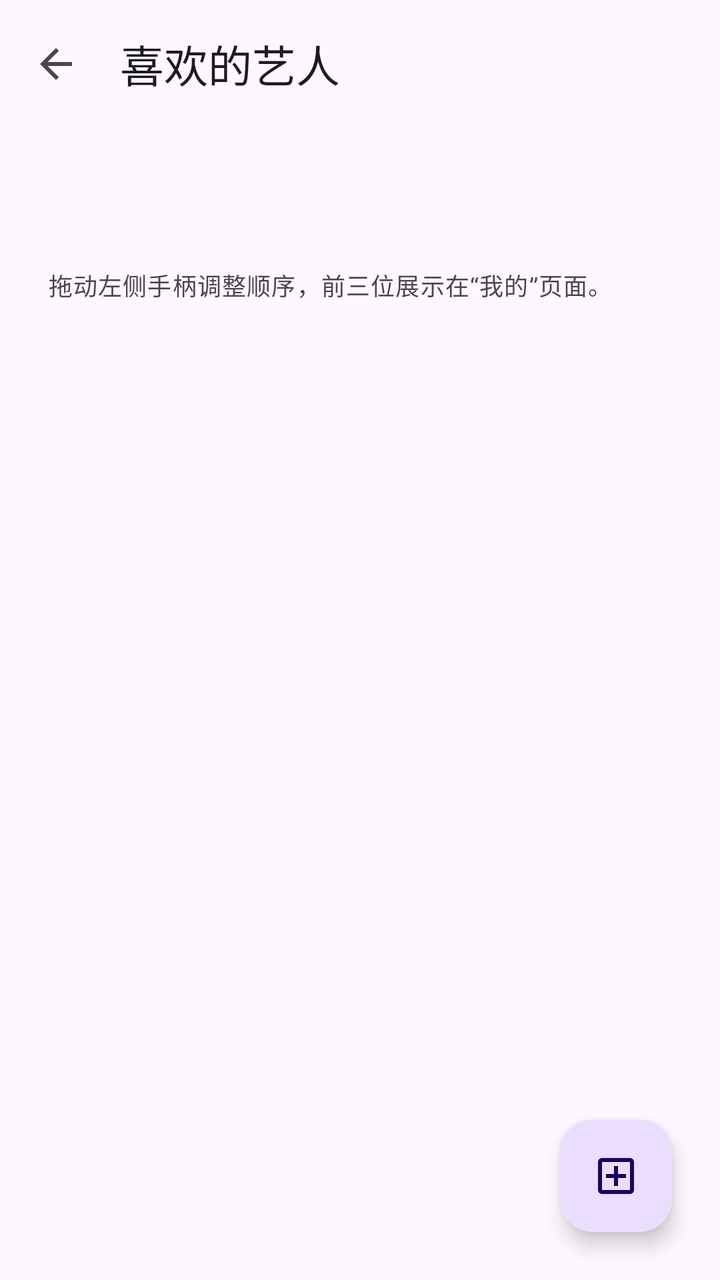
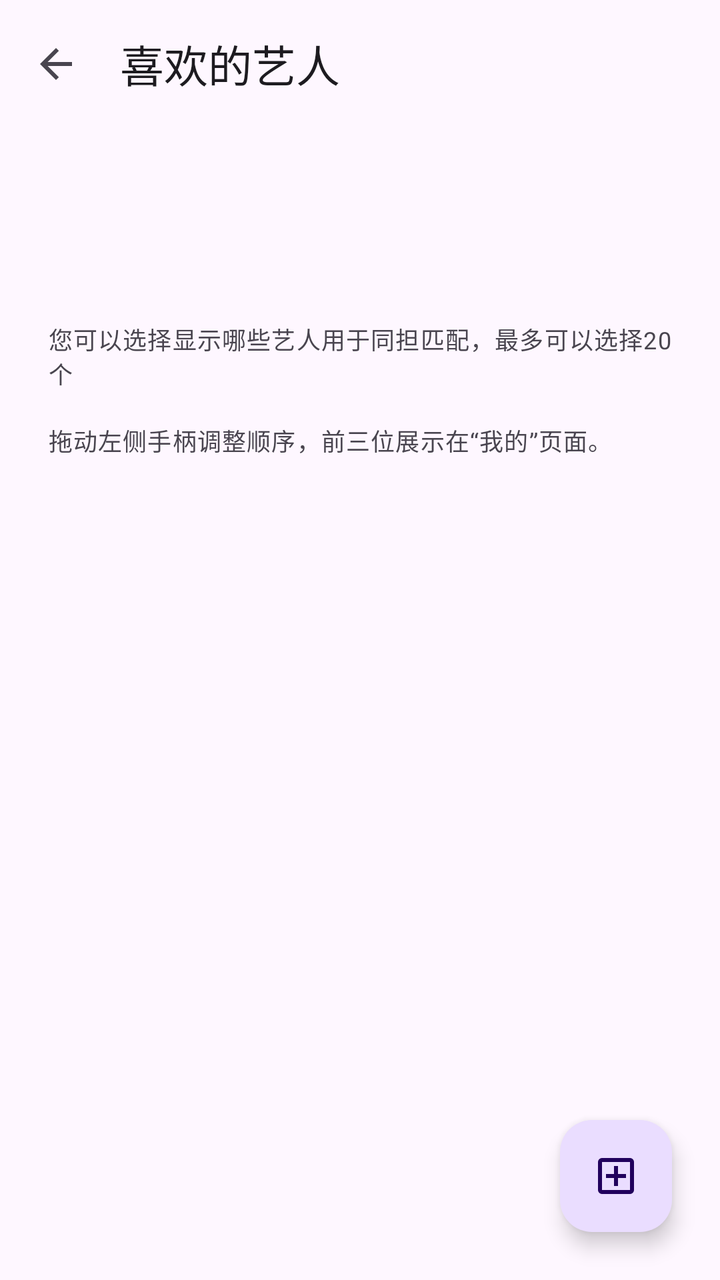

The first picture is an Android layout as it rendered before a commit; the second is the same layout after the commit. The layout source and the unified diff follow.
<!-- AndroidManifest.xml: application theme Theme.RecordMyLive -->
<!-- res/layout/fragment_favorite_artists.xml -->
<?xml version="1.0" encoding="utf-8"?>
<androidx.coordinatorlayout.widget.CoordinatorLayout xmlns:android="http://schemas.android.com/apk/res/android" xmlns:app="http://schemas.android.com/apk/res-auto"
    android:layout_width="match_parent" android:layout_height="match_parent" android:background="?attr/colorSurface">
    <LinearLayout android:layout_width="match_parent" android:layout_height="match_parent" android:orientation="vertical">
        <com.google.android.material.appbar.MaterialToolbar android:id="@+id/toolbar"
            style="@style/Widget.Material3.Toolbar" android:layout_width="match_parent" android:layout_height="?attr/actionBarSize"
            app:navigationIcon="@drawable/baseline_arrow_back_24px" app:navigationContentDescription="@string/favorite_artists_back" app:title="@string/favorite_artists" />
        <TextView android:id="@+id/artist_count" android:layout_width="match_parent" android:layout_height="wrap_content"
            android:padding="24dp" android:accessibilityHeading="true" android:textAppearance="?attr/textAppearanceTitleMedium" />
        <TextView android:id="@+id/empty" android:layout_width="match_parent" android:layout_height="wrap_content"
            android:paddingHorizontal="24dp" android:paddingBottom="24dp" android:text="@string/favorite_artists_empty"
            android:textAppearance="?attr/textAppearanceBodyMedium" android:textColor="?attr/colorOnSurfaceVariant" android:visibility="gone" />
        <TextView android:layout_width="match_parent" android:layout_height="wrap_content"
            android:paddingHorizontal="24dp" android:paddingBottom="16dp"
            android:text="@string/favorite_artists_reorder_hint"
            android:textAppearance="?attr/textAppearanceBodySmall" android:textColor="?attr/colorOnSurfaceVariant" />
        <androidx.recyclerview.widget.RecyclerView android:id="@+id/artist_list" android:layout_width="match_parent"
            android:layout_height="0dp" android:layout_weight="1" android:clipToPadding="false" android:paddingHorizontal="16dp" android:paddingBottom="96dp" />
    </LinearLayout>
    <com.google.android.material.floatingactionbutton.ExtendedFloatingActionButton android:id="@+id/add_artist"
        style="@style/Widget.Material3.ExtendedFloatingActionButton.Icon.Primary"
        android:layout_width="wrap_content" android:layout_height="wrap_content" android:layout_gravity="bottom|end"
        android:layout_margin="24dp" app:icon="@drawable/baseline_add_box_24px" />
</androidx.coordinatorlayout.widget.CoordinatorLayout>
<!-- resources referenced by this layout -->
<resources>
  <!-- drawable baseline_add_box_24px (drawable) -->
  <vector xmlns:android="http://schemas.android.com/apk/res/android"
      android:width="24dp"
      android:height="24dp"
      android:viewportWidth="960"
      android:viewportHeight="960"
      android:tint="?attr/colorControlNormal">
    <path
        android:fillColor="@android:color/white"
        android:pathData="M440,680L520,680L520,520L680,520L680,440L520,440L520,280L440,280L440,440L280,440L280,520L440,520L440,680ZM200,840Q167,840 143.5,816.5Q120,793 120,760L120,200Q120,167 143.5,143.5Q167,120 200,120L760,120Q793,120 816.5,143.5Q840,167 840,200L840,760Q840,793 816.5,816.5Q793,840 760,840L200,840ZM200,760L760,760Q760,760 760,760Q760,760 760,760L760,200Q760,200 760,200Q760,200 760,200L200,200Q200,200 200,200Q200,200 200,200L200,760Q200,760 200,760Q200,760 200,760ZM200,200L200,200Q200,200 200,200Q200,200 200,200L200,760Q200,760 200,760Q200,760 200,760L200,760Q200,760 200,760Q200,760 200,760L200,200Q200,200 200,200Q200,200 200,200Z"/>
  </vector>
  <!-- drawable baseline_arrow_back_24px (drawable) -->
  <vector xmlns:android="http://schemas.android.com/apk/res/android"
      android:width="24dp"
      android:height="24dp"
      android:viewportWidth="960"
      android:viewportHeight="960"
      android:tint="?attr/colorControlNormal"
      android:autoMirrored="true">
    <path
        android:fillColor="@android:color/white"
        android:pathData="M313,520L537,744L480,800L160,480L480,160L537,216L313,440L800,440L800,520L313,520Z"/>
  </vector>
  <string name="favorite_artists">喜欢的艺人</string>
  <string name="favorite_artists_back">返回</string>
  <string name="favorite_artists_empty">还没有添加喜欢的艺人，点击右下角按钮开始吧。</string>
  <string name="favorite_artists_reorder_hint">拖动左侧手柄调整顺序，前三位展示在“我的”页面。</string>
  <style name="Theme.RecordMyLive" parent="Base.Theme.RecordMyLive" />
  <style name="Base.Theme.RecordMyLive" parent="Theme.Material3.DayNight.NoActionBar">
          
          
      </style>
</resources>

<!-- the commit's change to res/layout/fragment_favorite_artists.xml (unified diff, before → after) -->
@@ -7,6 +7,13 @@
             app:navigationIcon="@drawable/baseline_arrow_back_24px" app:navigationContentDescription="@string/favorite_artists_back" app:title="@string/favorite_artists" />
         <TextView android:id="@+id/artist_count" android:layout_width="match_parent" android:layout_height="wrap_content"
             android:padding="24dp" android:accessibilityHeading="true" android:textAppearance="?attr/textAppearanceTitleMedium" />
+        <TextView android:id="@+id/nearby_selection_count" android:layout_width="match_parent" android:layout_height="wrap_content"
+            android:paddingHorizontal="24dp" android:paddingBottom="8dp"
+            android:textAppearance="?attr/textAppearanceTitleSmall" android:textColor="?attr/colorOnSurface" />
+        <TextView android:layout_width="match_parent" android:layout_height="wrap_content"
+            android:paddingHorizontal="24dp" android:paddingBottom="16dp"
+            android:text="@string/favorite_artists_nearby_hint" android:textAppearance="?attr/textAppearanceBodySmall"
+            android:textColor="?attr/colorOnSurfaceVariant" />
         <TextView android:id="@+id/empty" android:layout_width="match_parent" android:layout_height="wrap_content"
             android:paddingHorizontal="24dp" android:paddingBottom="24dp" android:text="@string/favorite_artists_empty"
             android:textAppearance="?attr/textAppearanceBodyMedium" android:textColor="?attr/colorOnSurfaceVariant" android:visibility="gone" />
<!-- resource entries referenced after the edit -->
@@ -26,6 +26,7 @@
   <string name="favorite_artists">喜欢的艺人</string>
   <string name="favorite_artists_back">返回</string>
   <string name="favorite_artists_empty">还没有添加喜欢的艺人，点击右下角按钮开始吧。</string>
+  <string name="favorite_artists_nearby_hint">您可以选择显示哪些艺人用于同担匹配，最多可以选择20个</string>
   <string name="favorite_artists_reorder_hint">拖动左侧手柄调整顺序，前三位展示在“我的”页面。</string>
   <style name="Theme.RecordMyLive" parent="Base.Theme.RecordMyLive" />
   <style name="Base.Theme.RecordMyLive" parent="Theme.Material3.DayNight.NoActionBar">
